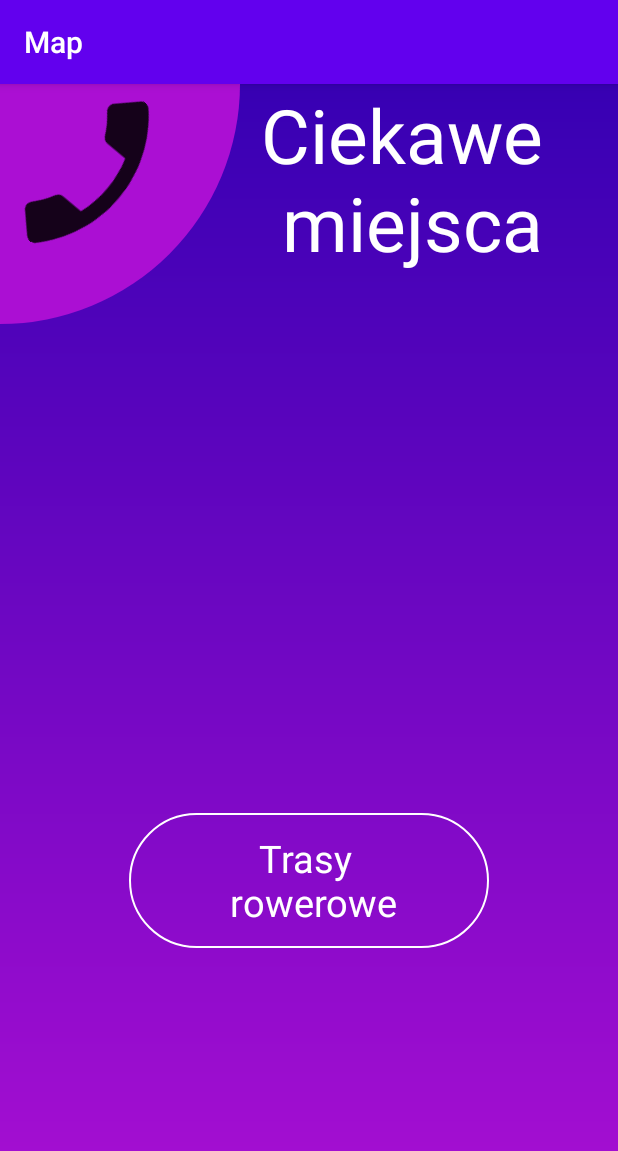
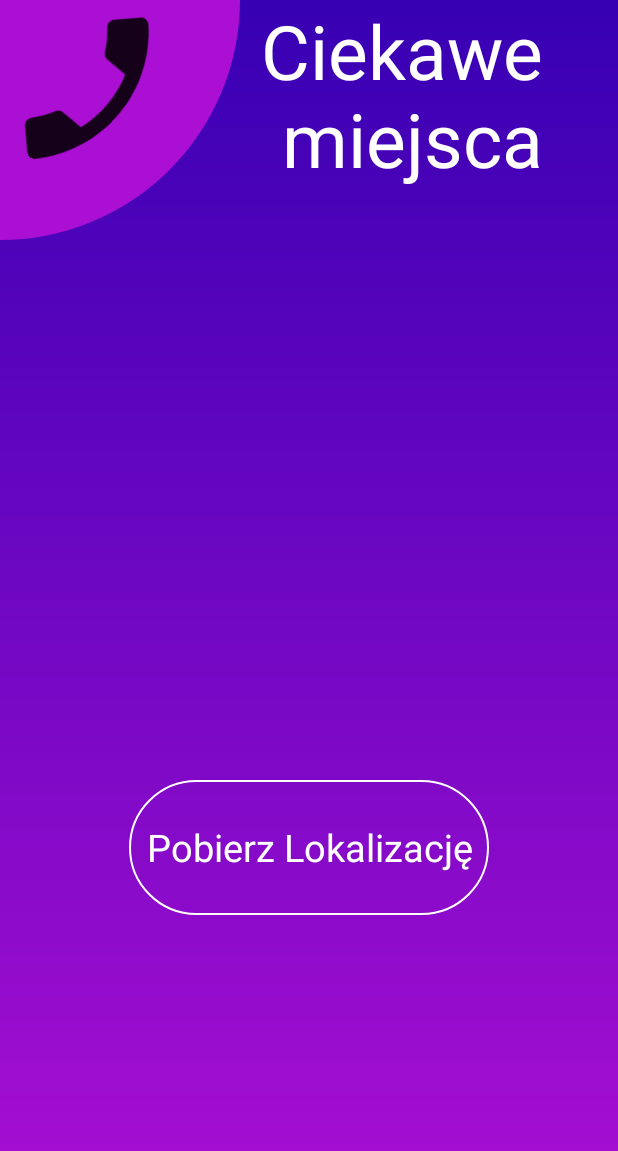
Before and after one commit to ThePow96/Bicycle.tracker, an Android app: the LastLocationActivity screen opened directly, with no data from a screen before it, on a phone screen of 412 x 824 dp. Shown: the top 1151 px of the screen. Run offline under Robolectric (Android 15) with nearby library versions, the light colour scheme and no system bars.

Commit message:
Fused location fix

```diff
--- a/appka/app/src/main/res/layout/special_places_layout.xml
+++ b/appka/app/src/main/res/layout/special_places_layout.xml
@@ -62,8 +62,8 @@
         android:textColor="@android:color/white"
         android:textSize="40sp"
         app:layout_constraintBottom_toTopOf="@+id/guideline2"
-        app:layout_constraintTop_toTopOf="@+id/guideline3"
-        tools:layout_editor_absoluteX="0dp" />
+        app:layout_constraintEnd_toEndOf="parent"
+        app:layout_constraintTop_toTopOf="@+id/guideline3" />
 
     <Button
         android:id="@+id/lokalizacja"
@@ -71,11 +71,9 @@
         android:layout_width="240dp"
         android:layout_height="90dp"
         android:background="@drawable/button_backgruud"
-        android:text="@string/trasy"
+        android:text="@string/loadGps"
         app:layout_constraintEnd_toEndOf="parent"
         app:layout_constraintStart_toStartOf="parent"
         app:layout_constraintTop_toTopOf="@+id/guideline2" />
 
-
-
 </androidx.constraintlayout.widget.ConstraintLayout>
--- a/appka/app/src/main/res/values/strings.xml
+++ b/appka/app/src/main/res/values/strings.xml
@@ -68,7 +68,8 @@
     <string name="settings">SETTINGS</string>
     <string name="app_background">Tło Aplikacji</string>
     <string name="save">SAVE</string>
-    <string name="title_activity_last_location">Map</string>
+    <string name="title_activity_last_location" translatable="false">Map</string>
+    <string name="loadGps" translatable="false">Pobierz Lokalizację</string>
 
 
 </resources>
```
Also changed, not shown: appka/app/src/main/AndroidManifest.xml (+3 -4 lines), appka/app/src/main/java/com/example/bicycletracker/view/LastLocationActivity.kt (renamed from appka/app/src/main/java/com/example/bicycletracker/view/interfaces/LastLocationActivity.kt, +10 -8 lines), appka/app/src/main/java/com/example/bicycletracker/view/MenuActivity.kt (+2 -11 lines).
